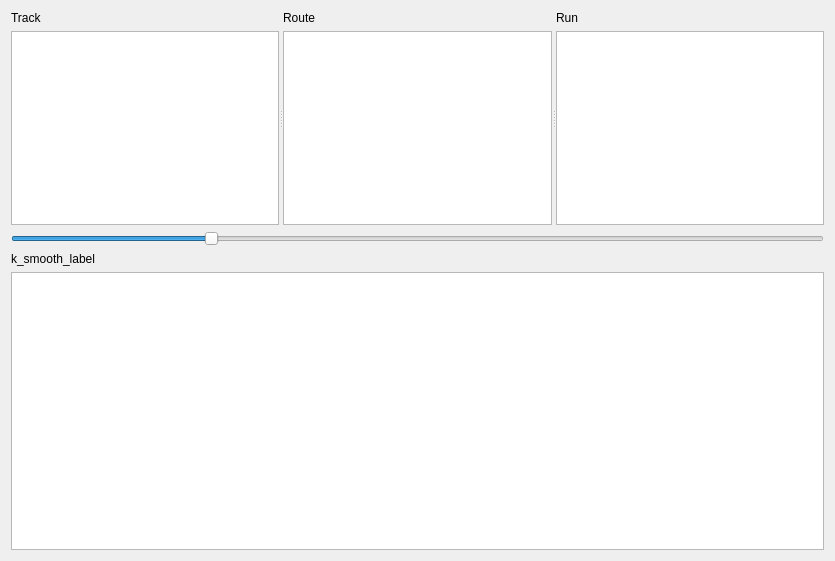
berickson/car, file cpp/car-gui/route_window.ui: the form before one commit.
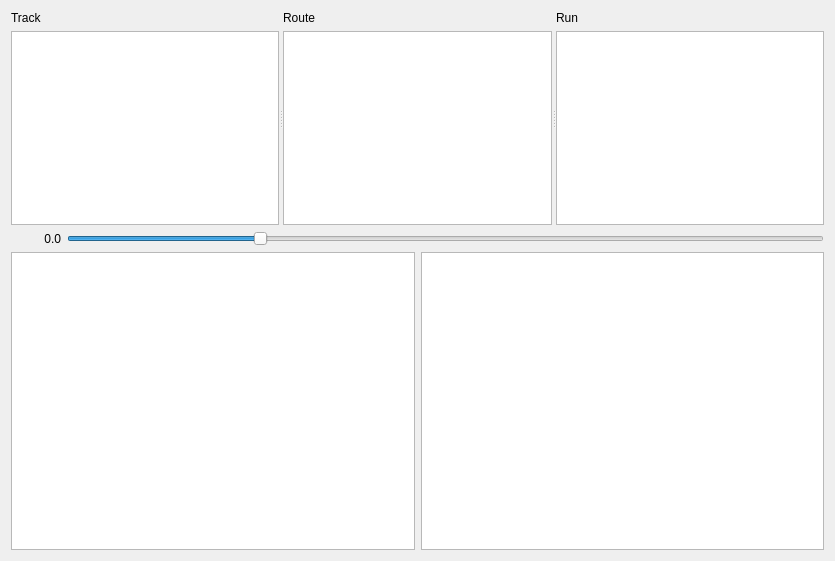
The form after the commit.

Commit message: Added route data in a table.

```diff
--- a/cpp/car-gui/route_window.ui
+++ b/cpp/car-gui/route_window.ui
@@ -118,12 +118,30 @@
     </widget>
    </item>
    <item>
-    <layout class="QHBoxLayout" name="horizontalLayout_2"/>
+    <layout class="QHBoxLayout" name="horizontalLayout_3">
+     <property name="topMargin">
+      <number>0</number>
+     </property>
+     <item>
+      <widget class="QLabel" name="k_smooth_value_label">
+       <property name="minimumSize">
+        <size>
+         <width>50</width>
+         <height>0</height>
+        </size>
+       </property>
+       <property name="text">
+        <string>0.0</string>
+       </property>
+       <property name="alignment">
+        <set>Qt::AlignRight|Qt::AlignTrailing|Qt::AlignVCenter</set>
+       </property>
+      </widget>
    </item>
    <item>
     <widget class="QSlider" name="k_smooth_slider">
      <property name="minimum">
-      <number>1</number>
+        <number>0</number>
      </property>
      <property name="maximum">
       <number>100</number>
@@ -136,16 +154,13 @@
      </property>
     </widget>
    </item>
+    </layout>
+   </item>
    <item>
-    <widget class="QLabel" name="k_smooth_value_label">
-     <property name="text">
-      <string>k_smooth_label</string>
+    <layout class="QHBoxLayout" name="horizontalLayout">
+     <property name="topMargin">
+      <number>0</number>
      </property>
-    </widget>
-   </item>
-   <item>
-    <layout class="QHBoxLayout" name="horizontalLayout"/>
-   </item>
    <item>
     <widget class="QGraphicsView" name="graphicsView">
      <property name="sizePolicy">
@@ -162,6 +177,11 @@
      </property>
     </widget>
    </item>
+     <item>
+      <widget class="QTableWidget" name="run_data"/>
+     </item>
+    </layout>
+   </item>
   </layout>
  </widget>
  <tabstops>
```
Left out of the diff: 3 changed lines with no effect on the pictures. Lines whose indentation alone changed are shown as unchanged. The commit also changes 2 other files.
